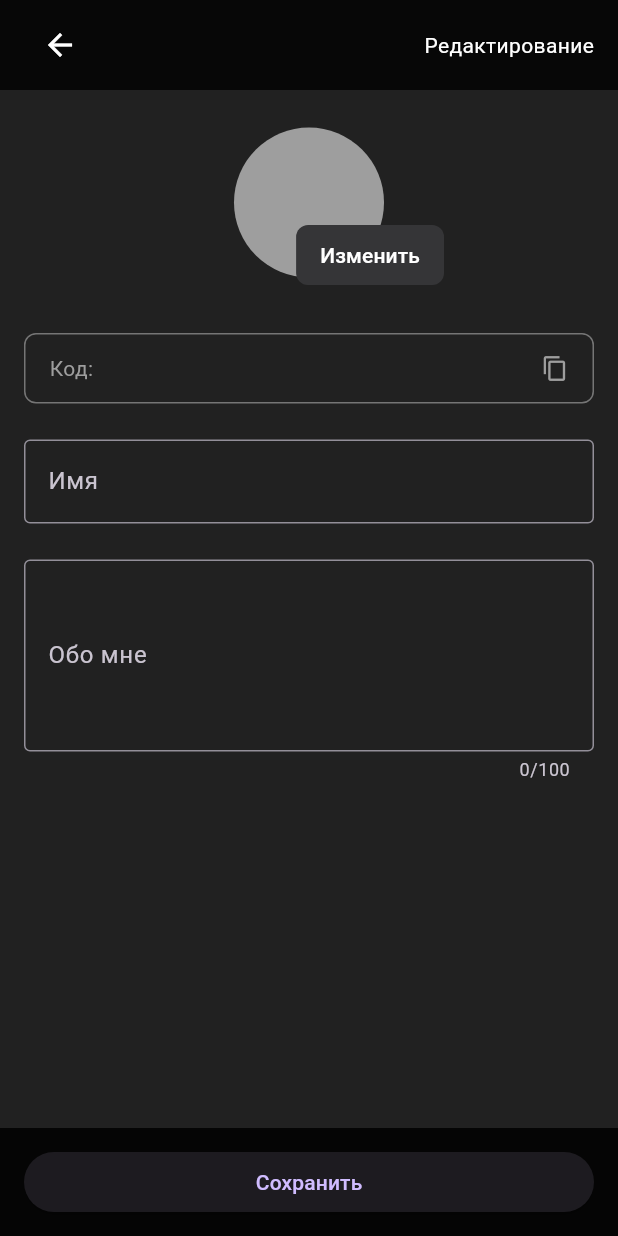
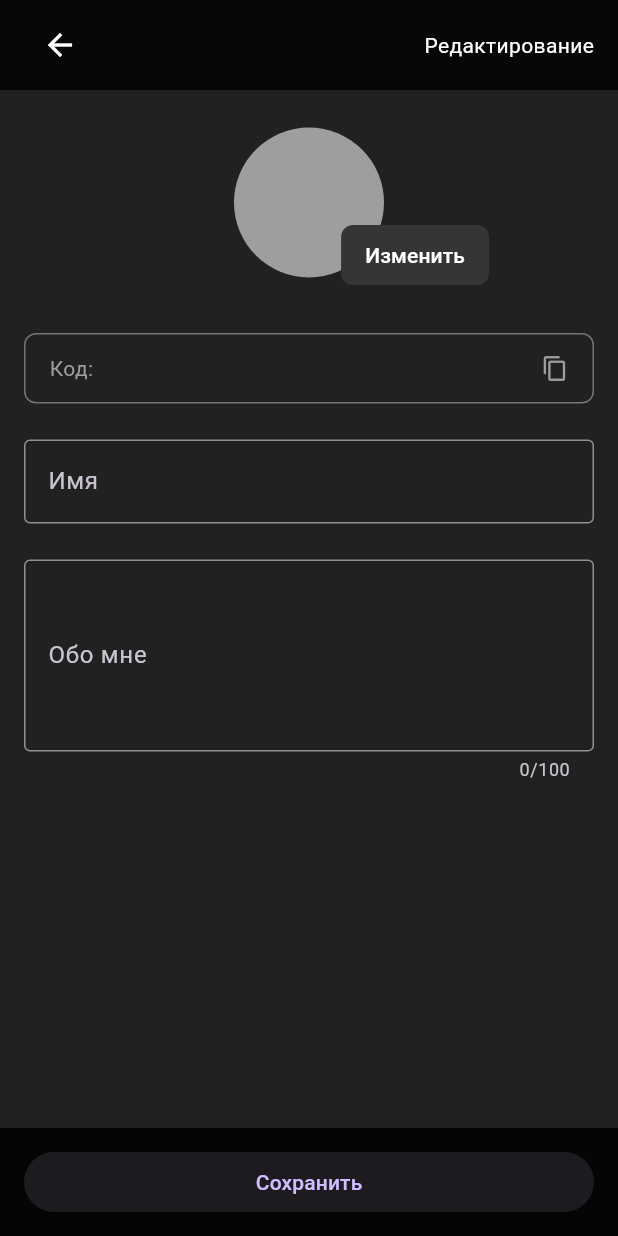
Before and after one commit to 00THESAME00/menro-push-server, a Flutter app: the EditProfileScreen screen opened directly with empty values, on a phone screen of 412 x 824 dp. Run offline on Flutter 3.47's test engine with Material 3 defaults, Android fonts, the light colour scheme and no system bars; our stand-ins replace cloud_firestore, firebase_core, firebase_messaging, shared_preferences; accounts and stored records are empty.

Commit message:
Обновление

```diff
--- a/lib/main.dart
+++ b/lib/main.dart
@@ -1105,7 +1105,7 @@ class _EditProfileScreenState extends State<EditProfileScreen> {
                   // 🎯 Центровка с точной кнопкой
                   Center(
                     child: SizedBox(
-                      width: 140,
+                      width: 160,
                       height: 110,
                       child: Stack(
                         clipBehavior: Clip.none,
@@ -1121,7 +1121,7 @@ class _EditProfileScreenState extends State<EditProfileScreen> {
                           ),
                           Positioned(
                             bottom: -4,
-                            right: -20,
+                            right: -40,
                             child: ElevatedButton(
                               style: ElevatedButton.styleFrom(
                                 backgroundColor: const Color(0xFF353537),
```
